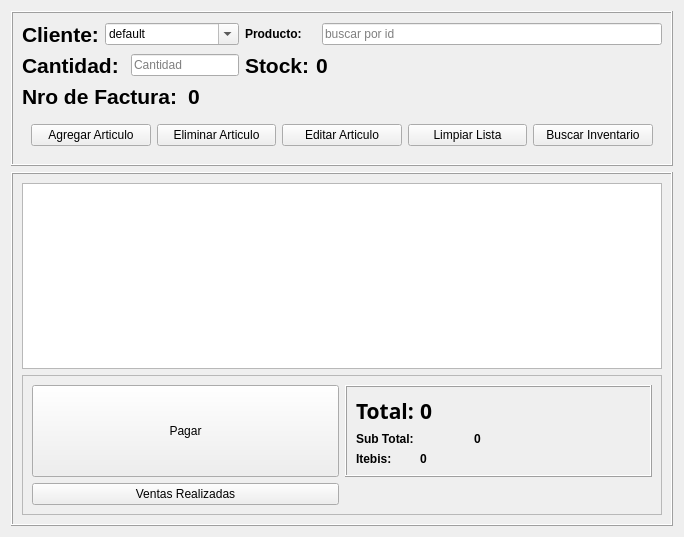
Above: pos/modulos/ventas.ui from RgeditV1/Pos_System before the change. Below: the same form after it.
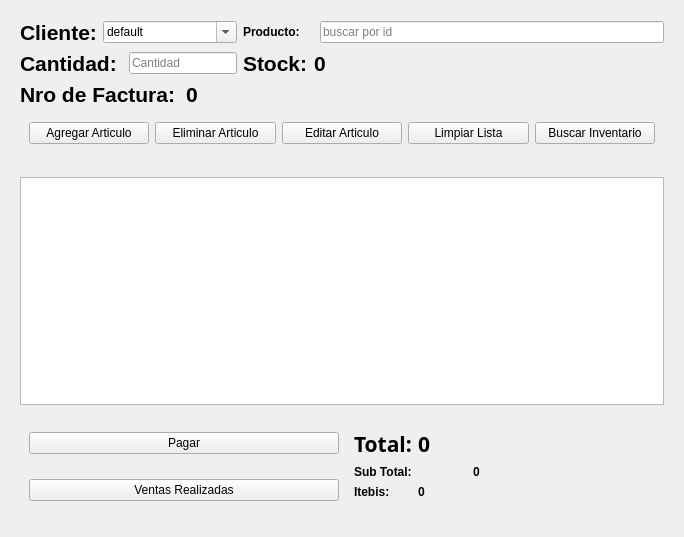
That is the form after the change.

Commit message:
se ajusto el path para la conexion con la database se anadio un modulo para ajustar los widgets fuera de su modulo principal se agregaron cabeceras a la tabla
falta, ajustar los widgets del form para que quede mejor estilizado, y achicar el tamano de la busqueda por id

What changed in the file:
```diff
--- a/pos/modulos/ventas.ui
+++ b/pos/modulos/ventas.ui
@@ -29,7 +29,7 @@
       </sizepolicy>
      </property>
      <property name="frameShape">
-      <enum>QFrame::Shape::Box</enum>
+      <enum>QFrame::Shape::NoFrame</enum>
      </property>
      <property name="frameShadow">
       <enum>QFrame::Shadow::Raised</enum>
@@ -356,13 +356,13 @@
       </sizepolicy>
      </property>
      <property name="frameShape">
-      <enum>QFrame::Shape::Box</enum>
+      <enum>QFrame::Shape::NoFrame</enum>
      </property>
      <property name="frameShadow">
-      <enum>QFrame::Shadow::Raised</enum>
+      <enum>QFrame::Shadow::Sunken</enum>
      </property>
-     <layout class="QVBoxLayout" name="verticalLayout">
-      <item>
+     <layout class="QGridLayout" name="gridLayout_5">
+      <item row="0" column="0">
        <widget class="QTableWidget" name="tabla_widget">
         <property name="acceptDrops">
          <bool>true</bool>
@@ -414,19 +414,32 @@
         </property>
        </widget>
       </item>
-      <item>
+      <item row="2" column="0">
        <widget class="QFrame" name="pago_frame">
         <property name="frameShape">
-         <enum>QFrame::Shape::StyledPanel</enum>
+         <enum>QFrame::Shape::NoFrame</enum>
         </property>
         <property name="frameShadow">
          <enum>QFrame::Shadow::Raised</enum>
         </property>
         <layout class="QGridLayout" name="gridLayout_3">
+         <item row="1" column="0">
+          <widget class="QPushButton" name="pushButton">
+           <property name="sizePolicy">
+            <sizepolicy hsizetype="Minimum" vsizetype="Fixed">
+             <horstretch>0</horstretch>
+             <verstretch>0</verstretch>
+            </sizepolicy>
+           </property>
+           <property name="text">
+            <string>Ventas Realizadas</string>
+           </property>
+          </widget>
+         </item>
          <item row="0" column="0">
           <widget class="QPushButton" name="pagar_boton">
            <property name="sizePolicy">
-            <sizepolicy hsizetype="Minimum" vsizetype="Expanding">
+            <sizepolicy hsizetype="Minimum" vsizetype="Fixed">
              <horstretch>0</horstretch>
              <verstretch>0</verstretch>
             </sizepolicy>
@@ -439,23 +452,10 @@
            </property>
           </widget>
          </item>
-         <item row="1" column="0" rowspan="2">
-          <widget class="QPushButton" name="pushButton">
-           <property name="sizePolicy">
-            <sizepolicy hsizetype="Minimum" vsizetype="Preferred">
-             <horstretch>0</horstretch>
-             <verstretch>0</verstretch>
-            </sizepolicy>
-           </property>
-           <property name="text">
-            <string>Ventas Realizadas</string>
-           </property>
-          </widget>
-         </item>
-         <item row="0" column="1">
+         <item row="0" column="1" rowspan="2">
           <widget class="QFrame" name="totales">
            <property name="frameShape">
-            <enum>QFrame::Shape::Box</enum>
+            <enum>QFrame::Shape::NoFrame</enum>
            </property>
            <property name="frameShadow">
             <enum>QFrame::Shadow::Raised</enum>
```
Left out of the diff: 2 changed lines with no effect on the pictures. The commit also changes 4 other files.
